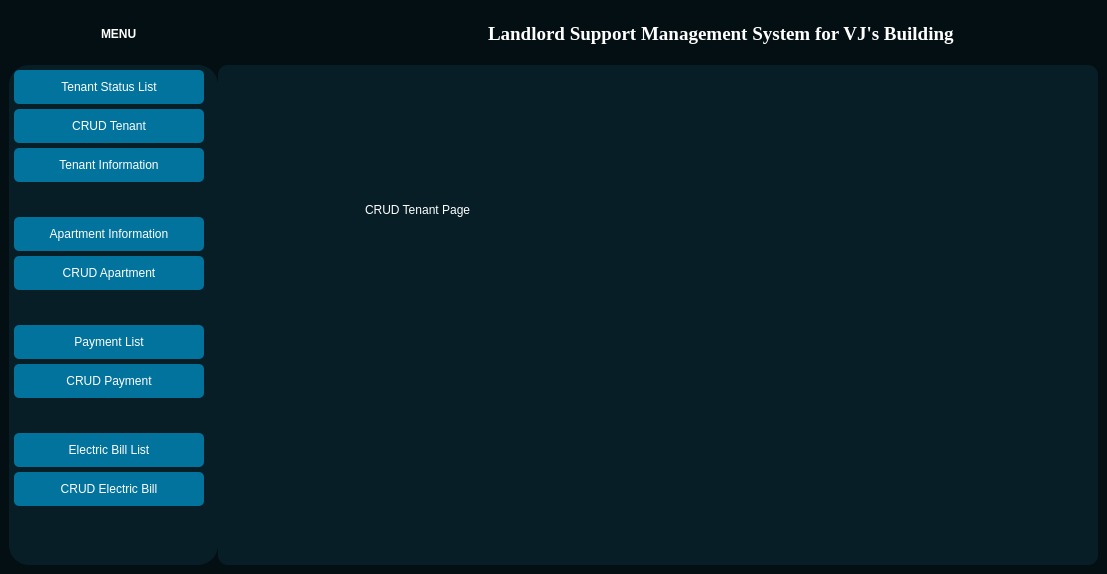
The window that interface.ui (lalalance12/Landlord-Support-Management-System) describes before a commit, drawn with Qt 5.
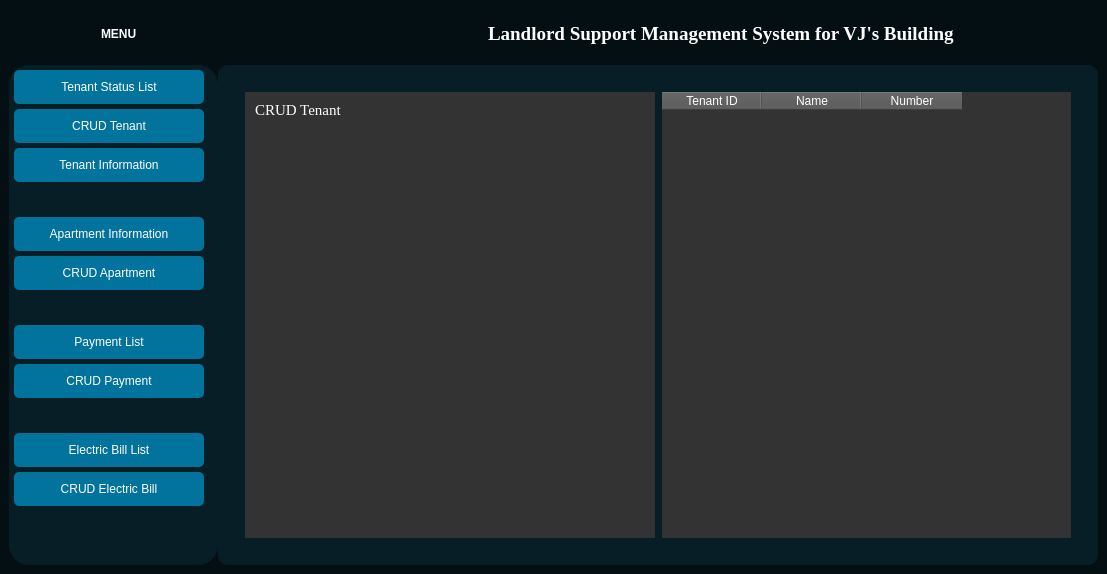
The same window after the commit. The open tabs and pages were chosen to show the change. Icons and pictures are not drawn.

What changed in the file:
```diff
--- a/interface.ui
+++ b/interface.ui
@@ -676,43 +676,100 @@
                 <layout class="QHBoxLayout" name="horizontalLayout_5">
                  <item>
                   <widget class="QFrame" name="frame_7">
+                   <property name="styleSheet">
+                    <string notr="true">background-color: #333333;
+color: white;</string>
+                   </property>
                    <property name="frameShape">
                     <enum>QFrame::StyledPanel</enum>
                    </property>
                    <property name="frameShadow">
                     <enum>QFrame::Raised</enum>
                    </property>
-                   <widget class="QFrame" name="frame_8">
-                    <property name="geometry">
-                     <rect>
-                      <x>420</x>
-                      <y>0</y>
-                      <width>410</width>
-                      <height>446</height>
-                     </rect>
-                    </property>
-                    <property name="frameShape">
-                     <enum>QFrame::StyledPanel</enum>
-                    </property>
-                    <property name="frameShadow">
-                     <enum>QFrame::Raised</enum>
-                    </property>
-                   </widget>
                    <widget class="QLabel" name="label_11">
                     <property name="geometry">
                      <rect>
-                      <x>120</x>
-                      <y>110</y>
-                      <width>281</width>
+                      <x>10</x>
+                      <y>10</y>
+                      <width>201</width>
                       <height>16</height>
                      </rect>
                     </property>
+                    <property name="font">
+                     <font>
+                      <family>Times New Roman</family>
+                      <pointsize>11</pointsize>
+                     </font>
+                    </property>
                     <property name="text">
-                     <string>CRUD Tenant Page</string>
+                     <string>CRUD Tenant</string>
                     </property>
                    </widget>
                   </widget>
                  </item>
+                 <item>
+                  <spacer name="horizontalSpacer">
+                   <property name="orientation">
+                    <enum>Qt::Horizontal</enum>
+                   </property>
+                   <property name="sizeType">
+                    <enum>QSizePolicy::Fixed</enum>
+                   </property>
+                   <property name="sizeHint" stdset="0">
+                    <size>
+                     <width>1</width>
+                     <height>1</height>
+                    </size>
+                   </property>
+                  </spacer>
+                 </item>
+                 <item>
+                  <widget class="QFrame" name="frame_8">
+                   <property name="frameShape">
+                    <enum>QFrame::StyledPanel</enum>
+                   </property>
+                   <property name="frameShadow">
+                    <enum>QFrame::Raised</enum>
+                   </property>
+                   <widget class="QTableWidget" name="tableWidget_2">
+                    <property name="geometry">
+                     <rect>
+                      <x>0</x>
+                      <y>0</y>
+                      <width>411</width>
+                      <height>451</height>
+                     </rect>
+                    </property>
+                    <property name="styleSheet">
+                     <string notr="true">QTableWidget {
+    background-color: #333333;
+    color: white;
+}
+
+QHeaderView::section {
+    background-color: #555555;
+    color: white;
+}
+</string>
+                    </property>
+                    <column>
+                     <property name="text">
+                      <string>Tenant ID</string>
+                     </property>
+                    </column>
+                    <column>
+                     <property name="text">
+                      <string>Name</string>
+                     </property>
+                    </column>
+                    <column>
+                     <property name="text">
+                      <string>Number</string>
+                     </property>
+                    </column>
+                   </widget>
+                  </widget>
+                 </item>
                 </layout>
                </widget>
               </item>
```
Left out of the diff: 36 changed lines with no effect on the pictures.
